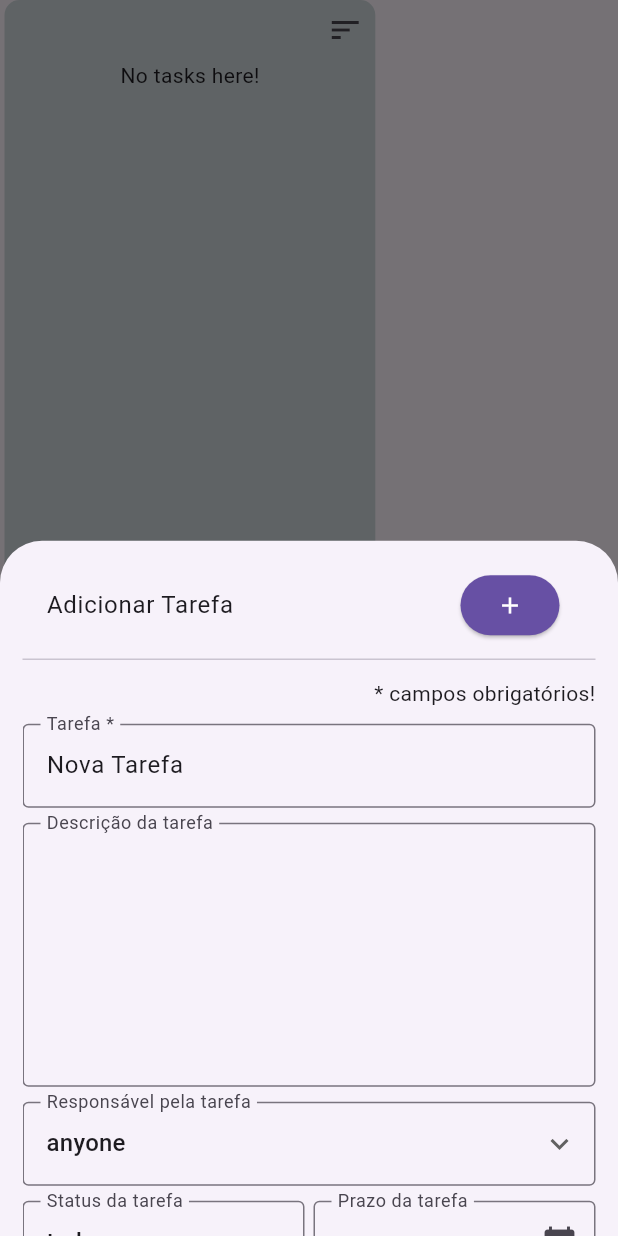
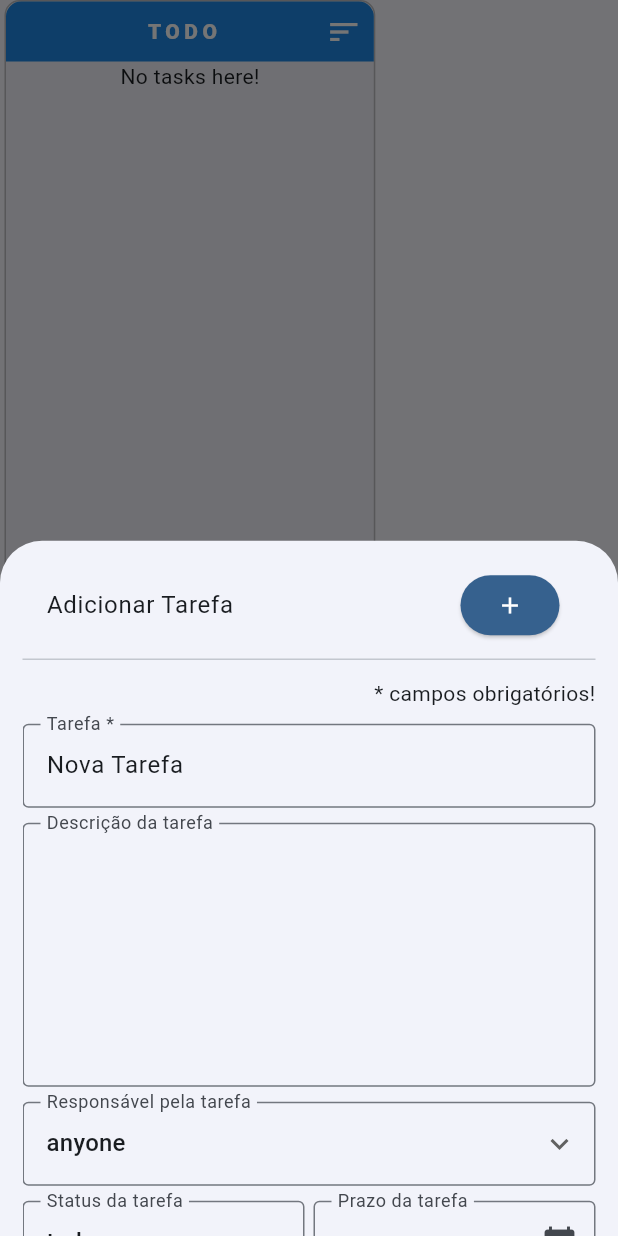
Before and after one commit to lucas-marianno/vida-a-dois, a Flutter app: the KanbanColumn widget shown alone on an empty page, opened directly with empty values, after a tap on "Add Task", on a phone screen of 412 x 824 dp. Run offline on Flutter 3.47's test engine with Material 3 defaults, Android fonts, the phone set to English and light mode, and no system bars; our stand-ins replace cloud_firestore, firebase_core; accounts and stored records are empty; generated files the repository leaves out were written again.

Commit message:
IMPROVEMENT: AppTheme created
FEATURE: enums now provide color and icon: TaskImportance, TaskStatus

FEATURE: new Util: <Color> makeTransparencyFrom

REFACTOR: DateTimeUtil

REFACTOR: columnId migrated to enum TaskStatus throughout application

IMPROVEMENT: UI signigicant improvements in KanbanPage, KanbanColumnTitle, KanbanColumn, KanbanTile

```diff
--- a/lib/core/constants/enum/task_status.dart
+++ b/lib/core/constants/enum/task_status.dart
@@ -1,5 +1,12 @@
-//TODO: this should not exist as an enum as users must be able to CRUD kanban columns
+import 'package:flutter/material.dart';
 
+/// [TaskStatus] is a temporary enum!
+///
+/// TODO: this should not exist as an enum as users must be able to
+/// CRUD kanban columns.
+///
+/// extract this into a user configuration collection in firebase.
+///
 enum TaskStatus {
   todo,
   inProgress,
@@ -23,4 +30,15 @@ enum TaskStatus {
         );
     }
   }
+
+  Color get color {
+    switch (this) {
+      case todo:
+        return Colors.blue[600]!;
+      case inProgress:
+        return Colors.amber[600]!;
+      case done:
+        return Colors.green[600]!;
+    }
+  }
 }
--- /dev/null
+++ b/lib/core/theme/app_theme.dart
@@ -0,0 +1,21 @@
+import 'package:flutter/material.dart';
+
+class AppTheme {
+  static ThemeData get light => ThemeData(
+        colorScheme: ColorScheme.fromSeed(
+          seedColor: Colors.blue,
+          brightness: Brightness.light,
+          shadow: const Color.fromARGB(158, 158, 158, 158),
+        ),
+      );
+
+  /// [userPreference] is not implemented yet!
+  ///
+  /// THROWS: UninplementedError()
+  ///
+  /// TODO: save user preference to firebase, retrieve it
+  /// and return .light or dark accordingly
+  static ThemeData userPreference() {
+    throw UnimplementedError();
+  }
+}
--- a/lib/core/util/datetime_util.dart
+++ b/lib/core/util/datetime_util.dart
@@ -18,8 +18,11 @@ class DateTimeUtil {
     String day = dateTime.day.toString();
     String month = _monthPTBR(dateTime.month).substring(0, 3);
 
+    String year =
+        DateTime.now().year == dateTime.year ? '' : dateTime.year.toString();
+
     day = _padWithZeroUpTo(day, 2);
-    return '$day/$month';
+    return '$day $month $year';
   }
 
   static String _padWithZeroUpTo(String string, int desiredLength) {
--- a/lib/features/kanban/data/remote/firestore_service.dart
+++ b/lib/features/kanban/data/remote/firestore_service.dart
@@ -1,4 +1,5 @@
 import 'package:cloud_firestore/cloud_firestore.dart';
+import 'package:kanban/core/constants/enum/task_status.dart';
 import 'package:kanban/core/constants/firebase/firebase_constants.dart';
 import 'package:kanban/features/kanban/domain/entities/task_entity.dart';
 
@@ -11,8 +12,8 @@ abstract class FirestoreService {
     return _firestoreMockCollection.orderBy('position').snapshots();
   }
 
-  static Stream<List<Task>> getMockStatusColumnContent(String columnId) {
-    return _statusColumnReference(columnId).snapshots().map(
+  static Stream<List<Task>> getMockStatusColumnContent(TaskStatus columnId) {
+    return _statusColumnReference(columnId.name).snapshots().map(
           (snapshot) => snapshot.docs
               .map(
                 (doc) => Task.fromJson(doc),
--- a/lib/features/kanban/domain/entities/task_entity.dart
+++ b/lib/features/kanban/domain/entities/task_entity.dart
@@ -6,6 +6,7 @@ import '../../../../core/constants/enum/task_importance.dart';
 import '../../../../core/constants/enum/task_status.dart';
 
 class Task {
+  // TODO: add createdBy attribute after firebase auth is implemented
   String? id;
   String title;
   String? description;
--- a/lib/features/kanban/presentation/widgets/column_drag_target.dart
+++ b/lib/features/kanban/presentation/widgets/column_drag_target.dart
@@ -8,7 +8,7 @@ import 'package:kanban/features/kanban/domain/repository/task_repository.dart';
 import 'kanban_tile.dart';
 
 class KanbanColumnDragTarget extends StatelessWidget {
-  final String columnId;
+  final TaskStatus columnId;
   final double width;
   final List<Task> taskList;
 
@@ -25,8 +25,8 @@ class KanbanColumnDragTarget extends StatelessWidget {
       child: DragTarget(
         onAcceptWithDetails: (data) {
           if (data.data is Task) {
-            TaskRepository(context).updateTaskStatus(
-                data.data as Task, TaskStatus.fromString(columnId));
+            TaskRepository(context)
+                .updateTaskStatus(data.data as Task, columnId);
           }
         },
         builder: (context, candidateData, rejectedData) {
--- a/lib/features/kanban/presentation/widgets/kanban_add_task_button.dart
+++ b/lib/features/kanban/presentation/widgets/kanban_add_task_button.dart
@@ -2,11 +2,7 @@ import 'package:flutter/material.dart';
 import 'package:kanban/features/kanban/domain/repository/task_repository.dart';
 
 class KanbanAddTaskButton extends StatelessWidget {
-  final String columnId;
-  const KanbanAddTaskButton({
-    required this.columnId,
-    super.key,
-  });
+  const KanbanAddTaskButton({super.key});
 
   @override
   Widget build(BuildContext context) {
--- a/lib/features/kanban/presentation/widgets/kanban_column.dart
+++ b/lib/features/kanban/presentation/widgets/kanban_column.dart
@@ -1,11 +1,12 @@
 import 'package:flutter/material.dart';
+import 'package:kanban/core/constants/enum/task_status.dart';
 import 'package:kanban/features/kanban/domain/entities/task_entity.dart';
 import 'package:kanban/features/kanban/presentation/widgets/kanban_column_title.dart';
 import 'column_drag_target.dart';
 import 'kanban_add_task_button.dart';
 
 class KanbanColumn extends StatelessWidget {
-  final String columnId;
+  final TaskStatus columnId;
   final List<Task> taskList;
   const KanbanColumn({
     required this.columnId,
@@ -22,8 +23,11 @@ class KanbanColumn extends StatelessWidget {
       width: width,
       margin: const EdgeInsets.symmetric(horizontal: 3),
       decoration: BoxDecoration(
-        color: Colors.blueGrey[100],
+        color: Theme.of(context).colorScheme.surfaceContainerLow,
         borderRadius: BorderRadius.circular(10),
+        border: Border.all(
+          color: Theme.of(context).colorScheme.shadow,
+        ),
       ),
       child: Column(
         children: [
@@ -33,7 +37,7 @@ class KanbanColumn extends StatelessWidget {
             taskList: taskList,
             width: width,
           ),
-          KanbanAddTaskButton(columnId: columnId),
+          const KanbanAddTaskButton(),
         ],
       ),
     );
--- a/lib/features/kanban/presentation/widgets/kanban_column_title.dart
+++ b/lib/features/kanban/presentation/widgets/kanban_column_title.dart
@@ -1,4 +1,5 @@
 import 'package:flutter/material.dart';
+import 'package:kanban/core/constants/enum/task_status.dart';
 
 class KanbanColumnTitle extends StatelessWidget {
   const KanbanColumnTitle({
@@ -6,23 +7,42 @@ class KanbanColumnTitle extends StatelessWidget {
     required this.columnId,
   });
 
-  final String columnId;
+  final TaskStatus columnId;
 
   @override
   Widget build(BuildContext context) {
-    return Row(
+    return Container(
+      decoration: BoxDecoration(
+        color: columnId.color,
+        borderRadius: const BorderRadius.only(
+          topLeft: Radius.circular(10),
+          topRight: Radius.circular(10),
+        ),
+      ),
+      child: Row(
         mainAxisAlignment: MainAxisAlignment.spaceBetween,
         children: [
           const SizedBox(width: 30),
-        Text(columnId),
+          Text(
+            columnId.name.toUpperCase(),
+            style: const TextStyle(
+              color: Colors.white,
+              fontWeight: FontWeight.w900,
+              letterSpacing: 3,
+            ),
+          ),
           IconButton(
             visualDensity: VisualDensity.compact,
-          icon: const Icon(Icons.sort),
+            icon: const Icon(
+              Icons.sort,
+              color: Colors.white,
+            ),
             onPressed: () {
               //TODO: create sortby functionallity
             },
           )
         ],
+      ),
     );
   }
 }
--- a/lib/main.dart
+++ b/lib/main.dart
@@ -1,6 +1,7 @@
 import 'package:firebase_core/firebase_core.dart';
 import 'package:flutter/material.dart';
 import 'package:kanban/core/constants/routes.dart';
+import 'package:kanban/core/theme/app_theme.dart';
 
 import 'firebase_options.dart';
 
@@ -17,6 +18,7 @@ class App extends StatelessWidget {
   Widget build(BuildContext context) {
     return MaterialApp(
       debugShowCheckedModeBanner: false,
+      theme: AppTheme.light,
       initialRoute: Routes.homePage,
       routes: Routes.routes,
     );
```
Also changed, not shown: lib/core/constants/enum/task_importance.dart (+12 -1 lines), lib/core/util/color_util.dart (added, +7 -0 lines), lib/features/kanban/presentation/pages/kanban_page.dart (+12 -3 lines), lib/features/kanban/presentation/widgets/kanban_tile.dart (+57 -28 lines). Lines whose indentation alone changed are shown as unchanged.
